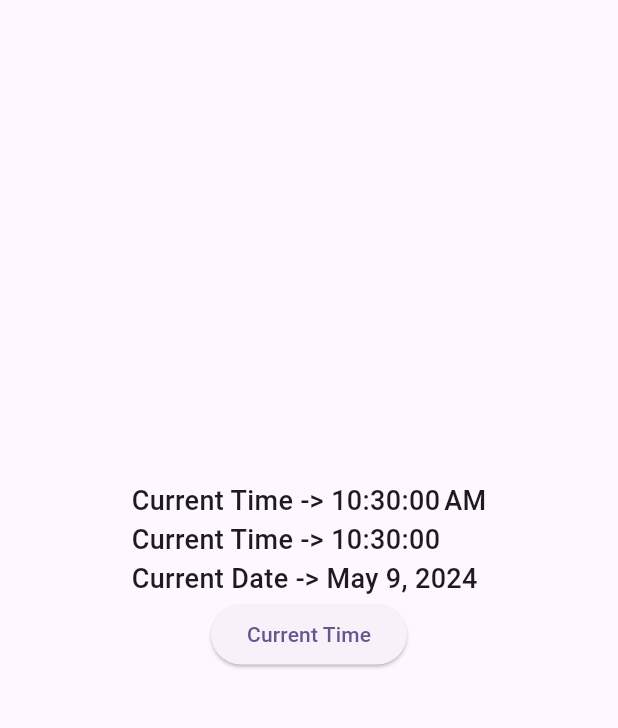
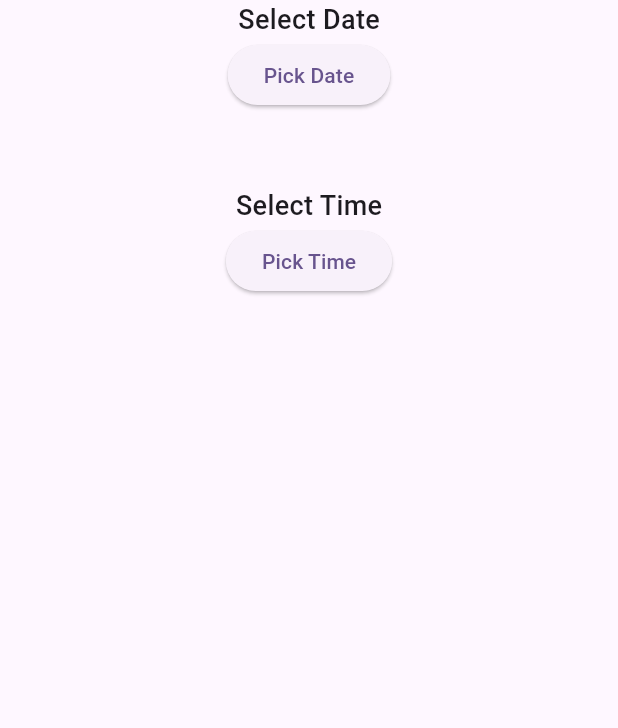
Before and after one commit to prajapatihet/firstapp, a Flutter app: the screen it shows after launch, on a phone screen of 412 x 824 dp, the part 84-812 px from its top. Run offline on Flutter 3.47's test engine with Material 3 defaults, Android fonts, the phone set to English and light mode, and no system bars.

Commit message:
date time picker

```diff
--- a/lib/src/present/views/main_screen/main_home.dart
+++ b/lib/src/present/views/main_screen/main_home.dart
@@ -1,6 +1,4 @@
 import 'package:flutter/material.dart';
-import 'package:flutter/widgets.dart';
-import 'package:intl/intl.dart';
 
 class MainHomeScreen extends StatefulWidget {
   const MainHomeScreen({super.key});
@@ -10,7 +8,20 @@ class MainHomeScreen extends StatefulWidget {
 }
 
 class _MainHomeScreenState extends State<MainHomeScreen> {
-  var time = DateTime.now();
+  var arrColors = [
+    Colors.red,
+    Colors.blue,
+    Colors.grey,
+    Colors.red,
+    Colors.blueGrey,
+    Colors.green,
+    Colors.yellow,
+    Colors.lightBlue,
+    Colors.redAccent,
+    Colors.deepOrange,
+    Colors.amber
+  ];
+  // var time = DateTime.now();
   @override
   Widget build(BuildContext context) {
     return Scaffold(
@@ -21,22 +32,52 @@ class _MainHomeScreenState extends State<MainHomeScreen> {
       ),
       body: Center(
         child: Column(
-          mainAxisAlignment: MainAxisAlignment.center,
           children: [
-            Text(
-              'Current Time -> ${DateFormat('jms').format(time)}\nCurrent Time -> ${DateFormat('Hms').format(time)}\nCurrent Date -> ${DateFormat('yMMMMd').format(time)}',
-              style: const TextStyle(
+            const Text(
+              'Select Date',
+              style: TextStyle(
                 fontSize: 18,
                 fontWeight: FontWeight.w500,
               ),
             ),
             ElevatedButton(
-              onPressed: () {
-                setState(() {
-                  time = DateTime.now();
-                });
+              onPressed: () async {
+                DateTime? pickdate = await showDatePicker(
+                  context: context,
+                  initialDate: DateTime.now(),
+                  firstDate: DateTime(2020),
+                  lastDate: DateTime(2025),
+                );
+
+                if (pickdate != null) {
+                  print(pickdate);
+                }
               },
-              child: const Text('Current Time'),
+              child: const Text('Pick Date'),
+            ),
+            const SizedBox(
+              height: 50,
+            ),
+            const Text(
+              'Select Time',
+              style: TextStyle(
+                fontSize: 18,
+                fontWeight: FontWeight.w500,
+              ),
+            ),
+            ElevatedButton(
+              onPressed: () async {
+                TimeOfDay? picktime = await showTimePicker(
+                  context: context,
+                  initialTime: TimeOfDay.now(),
+                  initialEntryMode: TimePickerEntryMode.dial,
+                );
+
+                if (picktime != null) {
+                  print(picktime);
+                }
+              },
+              child: const Text('Pick Time'),
             ),
           ],
         ),
```
